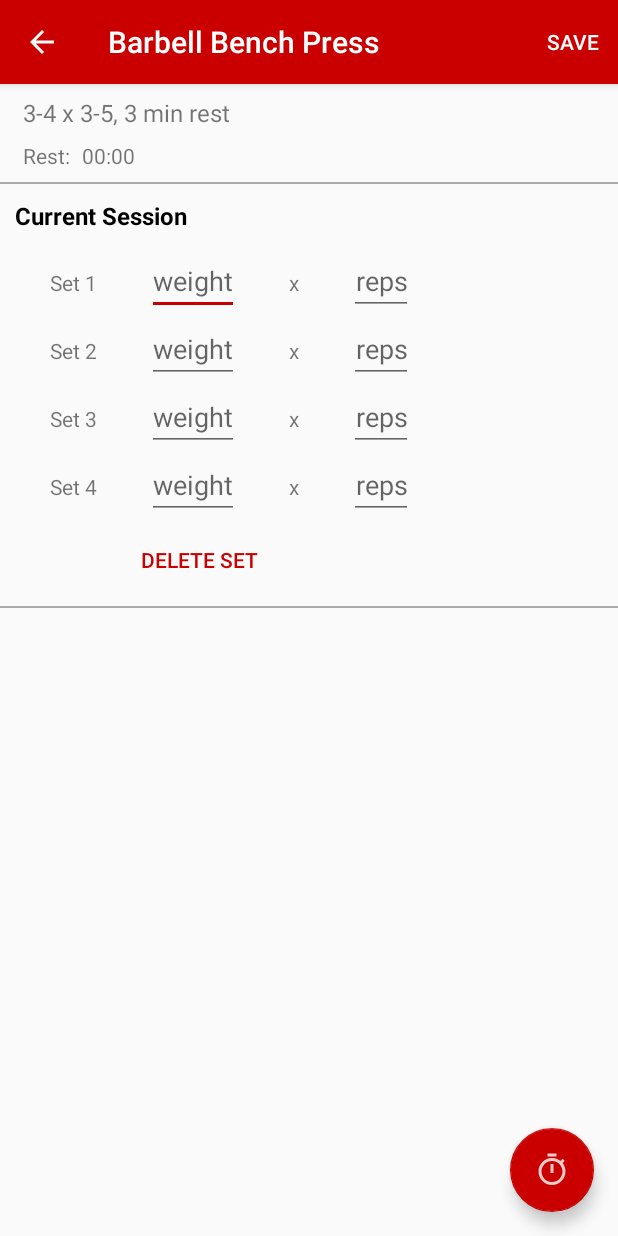
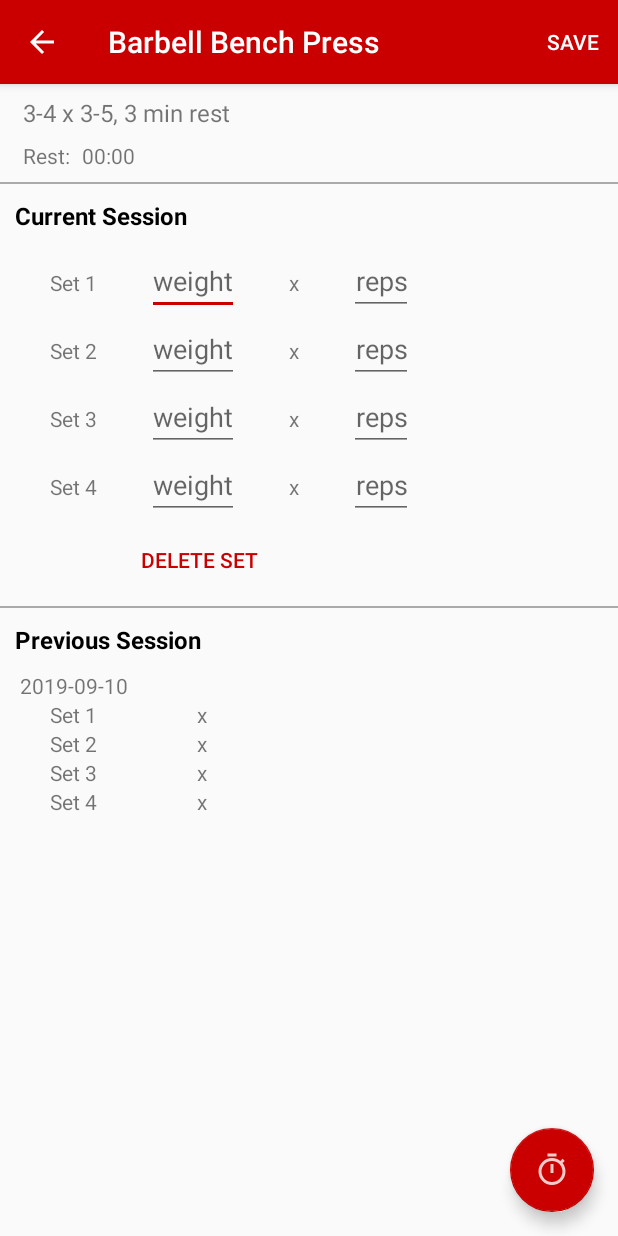
Before and after one commit to bhuminson/phul, an Android app: the ExerciseActivity screen opened directly, with no data from a screen before it, after a tap on "SAVE", on a phone screen of 412 x 824 dp. Run offline under Robolectric (Android 15) with nearby library versions, the phone set to English and light mode, and no system bars; 1 other tap on this screen came first.

Commit message:
added more functionality

```diff
--- a/app/src/main/java/com/bhumin/android/phul/ExerciseActivity.java
+++ b/app/src/main/java/com/bhumin/android/phul/ExerciseActivity.java
@@ -14,6 +14,7 @@ import androidx.appcompat.widget.Toolbar;
 import android.os.SystemClock;
 import android.text.InputFilter;
 import android.text.InputType;
+import android.util.Log;
 import android.view.Gravity;
 import android.view.Menu;
 import android.view.MenuItem;
@@ -27,16 +28,22 @@ import android.widget.TableRow;
 import android.widget.TextView;
 import android.widget.Toast;
 
+import java.text.Format;
+import java.text.SimpleDateFormat;
 import java.util.ArrayList;
+import java.util.Calendar;
+import java.util.Locale;
 
 public class ExerciseActivity extends AppCompatActivity {
     public LinearLayout current_session;
+    public LinearLayout previous_session;
     public Exercise mExercise;
     public int sets;
     public Button add_set_button;
     public Button delete_set_button;
     public TextView prev_session_label;
     public TextView subtitle;
+    public String base_key;
 
     public SharedPreferences inputs;
     public SharedPreferences.Editor editor;
@@ -45,11 +52,11 @@ public class ExerciseActivity extends AppCompatActivity {
 
     @Override
     protected void onCreate(Bundle savedInstanceState) {
+        Log.d("ExerciseActivity", "Activity Created");
         super.onCreate(savedInstanceState);
         setContentView(R.layout.activity_exercise);
         Toolbar toolbar = findViewById(R.id.toolbar);
         setSupportActionBar(toolbar);
-
         assert getSupportActionBar() != null;
         getSupportActionBar().setDisplayHomeAsUpEnabled(true);
 
@@ -58,15 +65,18 @@ public class ExerciseActivity extends AppCompatActivity {
         initExercise();
         initSharedPrefs();
 
-        if (inputs.getBoolean("show previous session", false)) {
-            prev_session_label.setVisibility(View.VISIBLE); //todo make this true after first session storage
+        if (inputs.getBoolean(base_key + "show previous session", false)) {
+            prev_session_label.setVisibility(View.VISIBLE);
+            saveSession();
+        } else {
+            prev_session_label.setVisibility(View.INVISIBLE);
         }
         sets = 0;
         initCurrentSession();
 
-//        if (inputs.getBoolean("saved", false)) {
-//            restoreInputs();
-//        }
+        if (inputs.getBoolean(base_key + "saved", false)) {
+            restoreInputs();
+        }
 
         checkButtons();
     }
@@ -89,7 +99,8 @@ public class ExerciseActivity extends AppCompatActivity {
         switch (item.getItemId()) {
             case (R.id.save_button):
                 Toast.makeText(this, "Saved", Toast.LENGTH_SHORT).show();
-//                saveSession();
+                saveInputs();
+                saveSession();
                 break;
             case (android.R.id.home):
                 saveInputs();
@@ -105,8 +116,8 @@ public class ExerciseActivity extends AppCompatActivity {
         current_session = findViewById(R.id.current_session);
         add_set_button = findViewById(R.id.add_set);
         delete_set_button = findViewById(R.id.delete_set);
+        previous_session = findViewById(R.id.previous_session);
         prev_session_label = findViewById(R.id.previous_session_label);
-        prev_session_label.setVisibility(View.GONE);
     }
 
     private void initSharedPrefs() {
@@ -123,6 +134,7 @@ public class ExerciseActivity extends AppCompatActivity {
         mExercise = mDay.exercises.get(exercise_index);
         setTitle(mExercise.name);
         subtitle.setText(mExercise.getDescription());
+        base_key = mExercise.name + mExercise.getDescription();
     }
 
     private void initChronometer() {
@@ -140,7 +152,7 @@ public class ExerciseActivity extends AppCompatActivity {
     }
 
     public void initCurrentSession() {
-        while(sets < mExercise.minSets) {
+        while (sets < mExercise.minSets) {
             addSetToSession(current_session);
         }
     }
@@ -182,7 +194,7 @@ public class ExerciseActivity extends AppCompatActivity {
         checkButtons();
     }
 
-    private void generateSetViews(LinearLayout session) {
+    private void generateSetViews(@NonNull LinearLayout session) {
         TableRow row = new TableRow(this);
         row.setLayoutParams(new TableRow.LayoutParams(TableRow.LayoutParams.WRAP_CONTENT, TableRow.LayoutParams.WRAP_CONTENT));
         TableRow.LayoutParams params = new TableRow.LayoutParams(TableRow.LayoutParams.WRAP_CONTENT, TableRow.LayoutParams.WRAP_CONTENT);
@@ -225,53 +237,106 @@ public class ExerciseActivity extends AppCompatActivity {
     public void deleteSetInCurrentSession(View view) {
         current_session.removeViewAt(sets);
         sets--;
-//        weightInputs.remove(sets);
+        weightInputs.remove(sets);
+        repsInputs.remove(sets);
         checkButtons();
     }
 
+    //todo implement change units
     public void saveInputs() {
         editor = inputs.edit();
         int i = 0;
         for (EditText weightInput : weightInputs) {
-            editor.putString("weight" + i, weightInput.getText().toString());
+            String weight_input = weightInput.getText().toString();
+            editor.putString(base_key + "weight" + i, weight_input);
             i++;
         }
         int j = 0;
         for (EditText repsInput : repsInputs) {
-            editor.putString("reps" + j, repsInput.getText().toString());
+            editor.putString(base_key + "reps" + j, repsInput.getText().toString());
             j++;
         }
-        editor.putBoolean("saved", true);
-        editor.putInt("total weight inputs", i);
-        editor.putInt("total reps inputs", j);
+        editor.putBoolean(base_key + "saved", true);
+        editor.putInt(base_key + "total weight inputs", i);
+        editor.putInt(base_key + "total reps inputs", j);
+        editor.putInt(base_key + "sets", sets);
         editor.apply();
     }
 
-    public void restoreInputs() {
-        int weightEntries = inputs.getInt("total weight inputs", 0);
-        int repsEntries = inputs.getInt("total reps inputs", 0);
+    private void restoreRows() {
+        int weightEntries = inputs.getInt(base_key + "total weight inputs", mExercise.minSets);
+        int repsEntries = inputs.getInt(base_key + "total reps inputs", mExercise.minSets);
         while (sets - weightEntries != 0) {
             addSetToSession(current_session);
         }
         while (sets - repsEntries != 0) {
             addSetToSession(current_session);
         }
+    }
+
+    public void restoreInputs() {
+        restoreRows();
+
         int i = 0;
         for (EditText weightInput : weightInputs) {
-            weightInput.setText(inputs.getString("weight" + i, ""));
+            weightInput.setText(inputs.getString(base_key + "weight" + i, ""));
             i++;
         }
         int j = 0;
         for (EditText repsInput : repsInputs) {
-            repsInput.setText(inputs.getString("reps" + j, ""));
+            repsInput.setText(inputs.getString(base_key + "reps" + j, ""));
             j++;
         }
     }
 
-//    private void saveSession() {
-//        if(prev_session_label.getVisibility() == View.GONE) {
-//            prev_session_label.setVisibility(View.VISIBLE);
-//        }
-//
-//    }
+    private void saveSession() {
+        Format formatter = new SimpleDateFormat("yyyy-MM-dd", Locale.US);
+        String string = formatter.format(Calendar.getInstance().getTime());
+        TextView date = new TextView(this);
+        date.setText(string);
+        date.setPadding(20, 0, 0, 0);
+        previous_session.addView(date, 1);
+        int savedSets = inputs.getInt(base_key + "sets", 0);
+
+        for (int i = 0; i < savedSets; i++) {
+            TableRow row = new TableRow(this);
+            row.setLayoutParams(new TableRow.LayoutParams(TableRow.LayoutParams.WRAP_CONTENT, TableRow.LayoutParams.WRAP_CONTENT));
+            TableRow.LayoutParams params = new TableRow.LayoutParams(TableRow.LayoutParams.WRAP_CONTENT, TableRow.LayoutParams.WRAP_CONTENT);
+
+            TextView set_label = new TextView(this);
+            set_label.setText(getString(R.string.dynamic_string_label, i + 1));
+            params.setMargins(20, 0, 0, 0);
+            set_label.setLayoutParams(params);
+
+            String weight = inputs.getString(base_key + "weight" + i, "0");
+            TextView weight_input = new TextView(this);
+            weight_input.setText(weight);
+            weight_input.setGravity(Gravity.END);
+            params.setMargins(50, 0, 0, 0);
+            weight_input.setLayoutParams(params);
+
+            TextView x = new TextView(this);
+            x.setText("x");
+            x.setLayoutParams(params);
+
+            String reps = inputs.getString(base_key + "reps" + i, "0");
+            TextView reps_input = new TextView(this);
+            reps_input.setText(reps);
+            reps_input.setGravity(Gravity.END);
+            reps_input.setLayoutParams(params);
+
+            row.addView(set_label);
+            row.addView(weight_input);
+            row.addView(x);
+            row.addView(reps_input);
+            previous_session.addView(row, i + 2);
+        }
+        while (previous_session.getChildAt(savedSets + 2) != null) {
+            previous_session.removeViewAt(savedSets + 2);
+        }
+        editor = inputs.edit();
+        editor.putBoolean(base_key + "show previous session", true);
+        prev_session_label.setVisibility(View.VISIBLE);
+        editor.apply();
+    }
 }
--- a/app/src/main/res/layout/activity_exercise.xml
+++ b/app/src/main/res/layout/activity_exercise.xml
@@ -40,7 +40,6 @@
             android:layout_marginTop="8dp"
             android:text="@string/rest"
             android:textAlignment="viewStart"
-            android:textColor="@android:color/secondary_text_material_light"
             android:textSize="14sp"
             app:layout_constraintStart_toStartOf="parent"
             app:layout_constraintTop_toBottomOf="@+id/subtitle" />
@@ -61,7 +60,6 @@
             layout="@layout/current_session" />
 
         <include
-            android:id="@+id/previous_session_layout"
             app:layout_constraintTop_toBottomOf="@id/current_session"
             android:layout_width="match_parent"
             android:layout_height="wrap_content"
--- a/app/src/main/res/layout/current_session.xml
+++ b/app/src/main/res/layout/current_session.xml
@@ -35,6 +35,7 @@
             android:layout_height="wrap_content"
             android:onClick="deleteSetInCurrentSession"
             android:text="@string/delete_set" />
+
     </TableRow>
 
     <View
--- a/app/src/main/res/layout/previous_session.xml
+++ b/app/src/main/res/layout/previous_session.xml
@@ -1,19 +1,26 @@
 <?xml version="1.0" encoding="utf-8"?>
-<LinearLayout xmlns:android="http://schemas.android.com/apk/res/android"
+<ScrollView xmlns:android="http://schemas.android.com/apk/res/android"
+    xmlns:tools="http://schemas.android.com/tools"
+    android:layout_width="wrap_content"
+    android:layout_height="wrap_content"
+    tools:context=".ExerciseActivity">
+
+    <LinearLayout
+        android:id="@+id/previous_session"
         android:layout_width="match_parent"
         android:layout_height="wrap_content"
-    xmlns:tools="http://schemas.android.com/tools"
-    tools:context=".ExerciseActivity"
-    android:orientation="vertical">
+        android:orientation="vertical"
+        android:paddingBottom="500dp">
 
         <TextView
             android:id="@+id/previous_session_label"
-        android:textStyle="bold"
             android:layout_width="wrap_content"
             android:layout_height="wrap_content"
             android:padding="10dp"
             android:text="@string/prev_session"
             android:textColor="@android:color/black"
-        android:textSize="16sp" />
+            android:textSize="16sp"
+            android:textStyle="bold" />
 
     </LinearLayout>
+</ScrollView>
```
Lines whose indentation alone changed are shown as unchanged.
